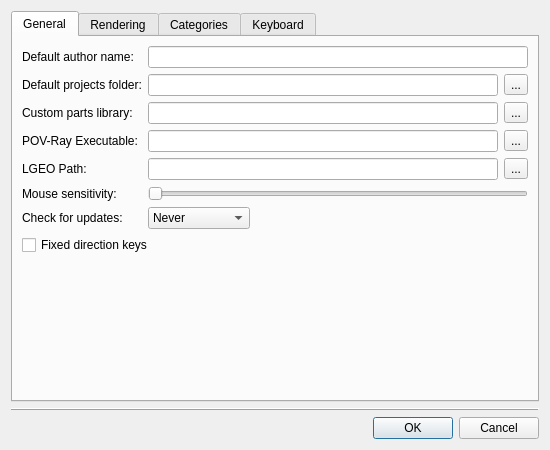
This is lc_lib/qt/lc_qpreferencesdialog.ui in trevorsandy/lpub3d as Qt 5 draws it before an edit. The edited form follows.
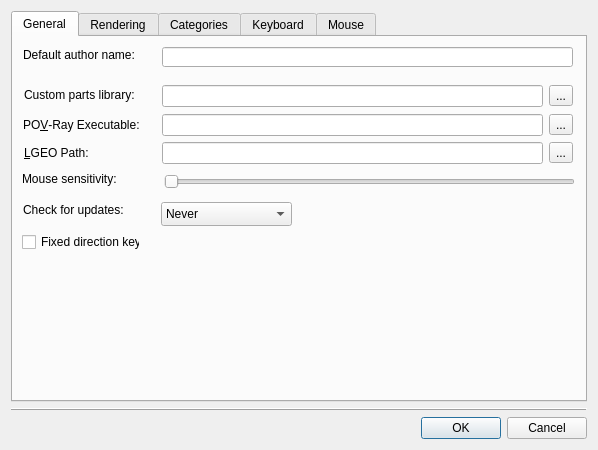
This is the edited form.

The edit to the form file:
```diff
--- a/lc_lib/qt/lc_qpreferencesdialog.ui
+++ b/lc_lib/qt/lc_qpreferencesdialog.ui
@@ -6,7 +6,7 @@
    <rect>
     <x>0</x>
     <y>0</y>
-    <width>550</width>
+    <width>598</width>
     <height>450</height>
    </rect>
   </property>
@@ -23,182 +23,235 @@
       <attribute name="title">
        <string>General</string>
       </attribute>
-      <layout class="QFormLayout" name="formLayout">
-       <property name="fieldGrowthPolicy">
-        <enum>QFormLayout::ExpandingFieldsGrow</enum>
+      <widget class="QLabel" name="label_4">
+       <property name="geometry">
+        <rect>
+         <x>10</x>
+         <y>10</y>
+         <width>140</width>
+         <height>16</height>
+        </rect>
        </property>
-       <item row="0" column="0">
-        <widget class="QLabel" name="label_4">
-         <property name="text">
-          <string>Default author name:</string>
-         </property>
-         <property name="buddy">
-          <cstring>authorName</cstring>
-         </property>
-        </widget>
+       <property name="text">
+        <string>Default author name:</string>
+       </property>
+       <property name="buddy">
+        <cstring>authorName</cstring>
+       </property>
+      </widget>
+      <widget class="QLineEdit" name="authorName">
+       <property name="geometry">
+        <rect>
+         <x>149</x>
+         <y>10</y>
+         <width>411</width>
+         <height>20</height>
+        </rect>
+       </property>
+      </widget>
+      <widget class="QLabel" name="label_5">
+       <property name="geometry">
+        <rect>
+         <x>11</x>
+         <y>48</y>
+         <width>140</width>
+         <height>20</height>
+        </rect>
+       </property>
+       <property name="text">
+        <string>Custom parts library:</string>
+       </property>
+       <property name="buddy">
+        <cstring>partsLibrary</cstring>
+       </property>
+      </widget>
+      <widget class="QLabel" name="povrayLabel">
+       <property name="geometry">
+        <rect>
+         <x>10</x>
+         <y>80</y>
+         <width>140</width>
+         <height>16</height>
+        </rect>
+       </property>
+       <property name="text">
+        <string>PO&amp;V-Ray Executable:</string>
+       </property>
+       <property name="buddy">
+        <cstring>povrayExecutable</cstring>
+       </property>
+      </widget>
+      <widget class="QLabel" name="label_9">
+       <property name="geometry">
+        <rect>
+         <x>11</x>
+         <y>106</y>
+         <width>131</width>
+         <height>20</height>
+        </rect>
+       </property>
+       <property name="text">
+        <string>&amp;LGEO Path:</string>
+       </property>
+       <property name="buddy">
+        <cstring>lgeoPath</cstring>
+       </property>
+      </widget>
+      <widget class="QLabel" name="label_10">
+       <property name="geometry">
+        <rect>
+         <x>10</x>
+         <y>165</y>
+         <width>141</width>
+         <height>16</height>
+        </rect>
+       </property>
+       <property name="text">
+        <string>Check for updates:</string>
+       </property>
+       <property name="buddy">
+        <cstring>checkForUpdates</cstring>
+       </property>
+      </widget>
+      <widget class="QComboBox" name="checkForUpdates">
+       <property name="geometry">
+        <rect>
+         <x>148</x>
+         <y>165</y>
+         <width>131</width>
+         <height>24</height>
+        </rect>
+       </property>
+       <item>
+        <property name="text">
+         <string>Never</string>
+        </property>
        </item>
-       <item row="0" column="1">
-        <widget class="QLineEdit" name="authorName"/>
+       <item>
+        <property name="text">
+         <string>Once a day</string>
+        </property>
        </item>
-       <item row="1" column="0">
-        <widget class="QLabel" name="label_3">
-         <property name="text">
-          <string>Default projects folder:</string>
-         </property>
-         <property name="buddy">
-          <cstring>projectsFolder</cstring>
-         </property>
-        </widget>
+       <item>
+        <property name="text">
+         <string>Once a week</string>
+        </property>
        </item>
-       <item row="1" column="1">
-        <layout class="QHBoxLayout" name="horizontalLayout_2">
-         <item>
-          <widget class="QLineEdit" name="projectsFolder"/>
-         </item>
-         <item>
-          <widget class="QToolButton" name="projectsFolderBrowse">
-           <property name="text">
-            <string>...</string>
-           </property>
-          </widget>
-         </item>
-        </layout>
-       </item>
-       <item row="4" column="0">
-        <widget class="QLabel" name="label_5">
-         <property name="text">
-          <string>Custom parts library:</string>
-         </property>
-         <property name="buddy">
-          <cstring>partsLibrary</cstring>
-         </property>
-        </widget>
-       </item>
-       <item row="4" column="1">
-        <layout class="QHBoxLayout" name="horizontalLayout_3">
-         <item>
-          <widget class="QLineEdit" name="partsLibrary"/>
-         </item>
-         <item>
-          <widget class="QToolButton" name="partsLibraryBrowse">
-           <property name="text">
-            <string>...</string>
-           </property>
-          </widget>
-         </item>
-        </layout>
-       </item>
-       <item row="5" column="0">
-        <widget class="QLabel" name="label_8">
-         <property name="text">
-          <string>POV-Ray Executable:</string>
-         </property>
-         <property name="buddy">
-          <cstring>povrayExecutable</cstring>
-         </property>
-        </widget>
-       </item>
-       <item row="5" column="1">
-        <layout class="QHBoxLayout" name="horizontalLayout_8">
-         <item>
-          <widget class="QLineEdit" name="povrayExecutable"/>
-         </item>
-         <item>
-          <widget class="QToolButton" name="povrayExecutableBrowse">
-           <property name="text">
-            <string>...</string>
-           </property>
-          </widget>
-         </item>
-        </layout>
-       </item>
-       <item row="6" column="0">
-        <widget class="QLabel" name="label_9">
-         <property name="text">
-          <string>LGEO Path:</string>
-         </property>
-         <property name="buddy">
-          <cstring>lgeoPath</cstring>
-         </property>
-        </widget>
-       </item>
-       <item row="6" column="1">
-        <layout class="QHBoxLayout" name="horizontalLayout_10">
-         <item>
-          <widget class="QLineEdit" name="lgeoPath"/>
-         </item>
-         <item>
-          <widget class="QToolButton" name="lgeoPathBrowse">
-           <property name="text">
-            <string>...</string>
-           </property>
-          </widget>
-         </item>
-        </layout>
-       </item>
-       <item row="7" column="0">
-        <widget class="QLabel" name="label_6">
-         <property name="text">
-          <string>Mouse sensitivity:</string>
-         </property>
-         <property name="buddy">
-          <cstring>mouseSensitivity</cstring>
-         </property>
-        </widget>
-       </item>
-       <item row="7" column="1">
-        <widget class="QSlider" name="mouseSensitivity">
-         <property name="minimum">
-          <number>1</number>
-         </property>
-         <property name="maximum">
-          <number>20</number>
-         </property>
-         <property name="pageStep">
-          <number>5</number>
-         </property>
-         <property name="orientation">
-          <enum>Qt::Horizontal</enum>
-         </property>
-        </widget>
-       </item>
-       <item row="8" column="0">
-        <widget class="QLabel" name="label_10">
-         <property name="text">
-          <string>Check for updates:</string>
-         </property>
-         <property name="buddy">
-          <cstring>checkForUpdates</cstring>
-         </property>
-        </widget>
-       </item>
-       <item row="8" column="1">
-        <widget class="QComboBox" name="checkForUpdates">
-         <item>
+      </widget>
+      <widget class="QCheckBox" name="fixedDirectionKeys">
+       <property name="geometry">
+        <rect>
+         <x>9</x>
+         <y>190</y>
+         <width>118</width>
+         <height>30</height>
+        </rect>
+       </property>
+       <property name="text">
+        <string>Fixed direction keys</string>
+       </property>
+      </widget>
+      <widget class="QLabel" name="label_13">
+       <property name="geometry">
+        <rect>
+         <x>9</x>
+         <y>134</y>
+         <width>141</width>
+         <height>16</height>
+        </rect>
+       </property>
+       <property name="text">
+        <string>Mouse sensitivity:</string>
+       </property>
+      </widget>
+      <widget class="QSlider" name="mouseSensitivity">
+       <property name="geometry">
+        <rect>
+         <x>151</x>
+         <y>134</y>
+         <width>411</width>
+         <height>22</height>
+        </rect>
+       </property>
+       <property name="minimum">
+        <number>1</number>
+       </property>
+       <property name="maximum">
+        <number>20</number>
+       </property>
+       <property name="pageStep">
+        <number>5</number>
+       </property>
+       <property name="orientation">
+        <enum>Qt::Horizontal</enum>
+       </property>
+      </widget>
+      <widget class="QWidget" name="layoutWidget0">
+       <property name="geometry">
+        <rect>
+         <x>149</x>
+         <y>105</y>
+         <width>411</width>
+         <height>22</height>
+        </rect>
+       </property>
+       <layout class="QHBoxLayout" name="horizontalLayout_10">
+        <item>
+         <widget class="QLineEdit" name="lgeoPath"/>
+        </item>
+        <item>
+         <widget class="QToolButton" name="lgeoPathBrowse">
           <property name="text">
-           <string>Never</string>
+           <string>...</string>
           </property>
-         </item>
-         <item>
+         </widget>
+        </item>
+       </layout>
+      </widget>
+      <widget class="QWidget" name="layoutWidget1">
+       <property name="geometry">
+        <rect>
+         <x>149</x>
+         <y>77</y>
+         <width>411</width>
+         <height>22</height>
+        </rect>
+       </property>
+       <layout class="QHBoxLayout" name="horizontalLayout_8">
+        <item>
+         <widget class="QLineEdit" name="povrayExecutable"/>
+        </item>
+        <item>
+         <widget class="QToolButton" name="povrayExecutableBrowse">
           <property name="text">
-           <string>Once a day</string>
+           <string>...</string>
           </property>
-         </item>
-         <item>
+         </widget>
+        </item>
+       </layout>
+      </widget>
+      <widget class="QWidget" name="layoutWidget2">
+       <property name="geometry">
+        <rect>
+         <x>149</x>
+         <y>48</y>
+         <width>411</width>
+         <height>22</height>
+        </rect>
+       </property>
+       <layout class="QHBoxLayout" name="horizontalLayout_3">
+        <item>
+         <widget class="QLineEdit" name="partsLibrary"/>
+        </item>
+        <item>
+         <widget class="QToolButton" name="partsLibraryBrowse">
           <property name="text">
-           <string>Once a week</string>
+           <string>...</string>
           </property>
-         </item>
-        </widget>
-       </item>
-       <item row="9" column="0" colspan="2">
-        <widget class="QCheckBox" name="fixedDirectionKeys">
-         <property name="text">
-          <string>Fixed direction keys</string>
-         </property>
-        </widget>
-       </item>
-      </layout>
+         </widget>
+        </item>
+       </layout>
+      </widget>
      </widget>
      <widget class="QWidget" name="tabRendering">
       <attribute name="title">
@@ -285,6 +338,46 @@
             </property>
            </spacer>
           </item>
+          <item row="0" column="0">
+           <widget class="QCheckBox" name="antiAliasing">
+            <property name="text">
+             <string>Anti-aliasing</string>
+            </property>
+           </widget>
+          </item>
+          <item row="1" column="2">
+           <widget class="QLabel" name="label_2">
+            <property name="text">
+             <string>width</string>
+            </property>
+           </widget>
+          </item>
+          <item row="4" column="0">
+           <widget class="QLabel" name="label_3">
+            <property name="text">
+             <string>Shading Mode:</string>
+            </property>
+           </widget>
+          </item>
+          <item row="4" column="1" colspan="2">
+           <widget class="QComboBox" name="ShadingMode">
+            <item>
+             <property name="text">
+              <string>Wireframe</string>
+             </property>
+            </item>
+            <item>
+             <property name="text">
+              <string>Flat Shading</string>
+             </property>
+            </item>
+            <item>
+             <property name="text">
+              <string>Default Lights</string>
+             </property>
+            </item>
+           </widget>
+          </item>
          </layout>
         </widget>
        </item>
@@ -672,6 +765,165 @@
        </item>
       </layout>
      </widget>
+     <widget class="QWidget" name="tabMouse">
+      <attribute name="title">
+       <string>Mouse</string>
+      </attribute>
+      <layout class="QVBoxLayout" name="verticalLayout_10">
+       <item>
+        <layout class="QVBoxLayout" name="verticalLayout_9">
+         <item>
+          <widget class="QGroupBox" name="groupBox_5">
+           <property name="title">
+            <string>Mouse Shortcuts</string>
+           </property>
+           <layout class="QVBoxLayout" name="verticalLayout_11">
+            <item>
+             <layout class="QVBoxLayout" name="verticalLayout_12">
+              <item>
+               <widget class="QTreeWidget" name="mouseTree">
+                <property name="rootIsDecorated">
+                 <bool>false</bool>
+                </property>
+                <property name="uniformRowHeights">
+                 <bool>true</bool>
+                </property>
+                <column>
+                 <property name="text">
+                  <string>Action</string>
+                 </property>
+                </column>
+                <column>
+                 <property name="text">
+                  <string>Shortcut 1</string>
+                 </property>
+                </column>
+                <column>
+                 <property name="text">
+                  <string>Shortcut 2</string>
+                 </property>
+                </column>
+               </widget>
+              </item>
+              <item>
+               <layout class="QHBoxLayout" name="horizontalLayout_13">
+                <item>
+                 <widget class="QPushButton" name="mouseReset">
+                  <property name="text">
+                   <string>Reset...</string>
+                  </property>
+                 </widget>
+                </item>
+                <item>
+                 <spacer name="horizontalSpacer_6">
+                  <property name="orientation">
+                   <enum>Qt::Horizontal</enum>
+                  </property>
+                  <property name="sizeHint" stdset="0">
+                   <size>
+                    <width>40</width>
+                    <height>20</height>
+                   </size>
+                  </property>
+                 </spacer>
+                </item>
+               </layout>
+              </item>
+             </layout>
+            </item>
+           </layout>
+          </widget>
+         </item>
+        </layout>
+       </item>
+       <item>
+        <widget class="QGroupBox" name="MouseShortcutGroup">
+         <property name="title">
+          <string>Shortcut</string>
+         </property>
+         <layout class="QHBoxLayout" name="horizontalLayout_12">
+          <item>
+           <layout class="QHBoxLayout" name="horizontalLayout_14">
+            <item>
+             <widget class="QLabel" name="label_11">
+              <property name="text">
+               <string>Button:</string>
+              </property>
+             </widget>
+            </item>
+            <item>
+             <widget class="QComboBox" name="mouseButton">
+              <item>
+               <property name="text">
+                <string>None</string>
+               </property>
+              </item>
+              <item>
+               <property name="text">
+                <string>Left</string>
+               </property>
+              </item>
+              <item>
+               <property name="text">
+                <string>Middle</string>
+               </property>
+              </item>
+              <item>
+               <property name="text">
+                <string>Right</string>
+               </property>
+              </item>
+             </widget>
+            </item>
+            <item>
+             <widget class="QLabel" name="label_12">
+              <property name="text">
+               <string>Modifiers:</string>
+              </property>
+             </widget>
+            </item>
+            <item>
+             <widget class="QCheckBox" name="mouseControl">
+              <property name="text">
+               <string>Control</string>
+              </property>
+             </widget>
+            </item>
+            <item>
+             <widget class="QCheckBox" name="mouseAlt">
+              <property name="text">
+               <string>Alt</string>
+              </property>
+             </widget>
+            </item>
+            <item>
+             <widget class="QCheckBox" name="mouseShift">
+              <property name="text">
+               <string>Shift</string>
+              </property>
+             </widget>
+            </item>
+            <item>
+             <widget class="QPushButton" name="mouseAssign">
+              <property name="text">
+               <string>Assign</string>
+              </property>
+             </widget>
+            </item>
+            <item>
+             <widget class="QPushButton" name="mouseRemove">
+              <property name="text">
+               <string>Remove</string>
+              </property>
+             </widget>
+            </item>
+           </layout>
+          </item>
+         </layout>
+        </widget>
+       </item>
+      </layout>
+     </widget>
     </widget>
    </item>
    <item>
```
Left out of the diff: 73 changed lines with no effect on the pictures.
